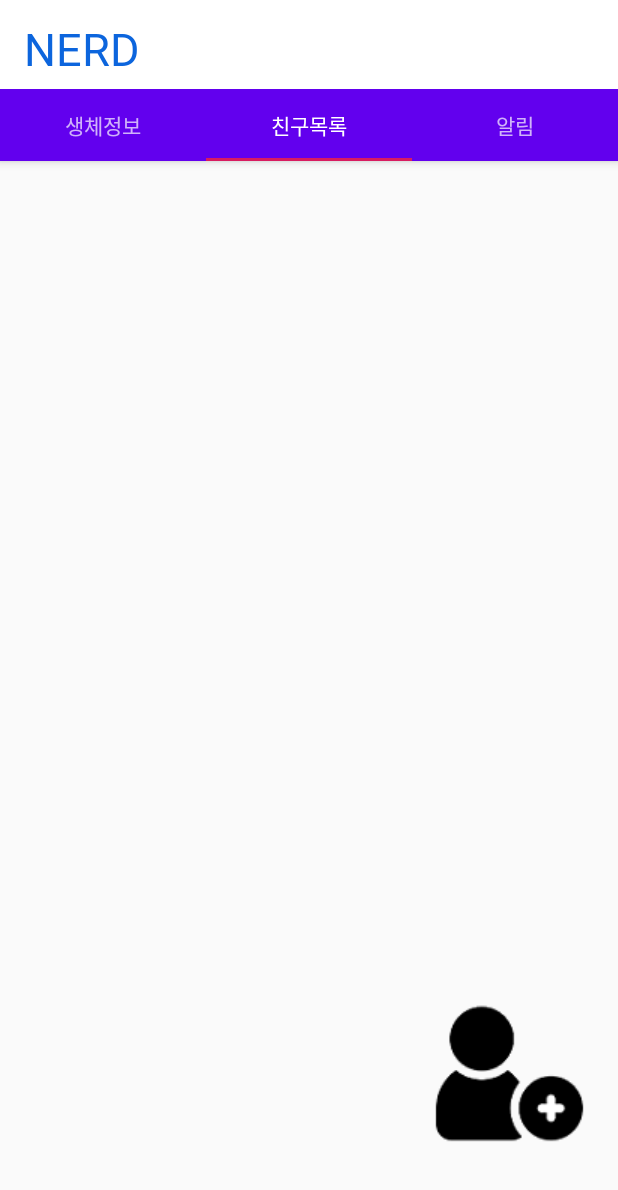
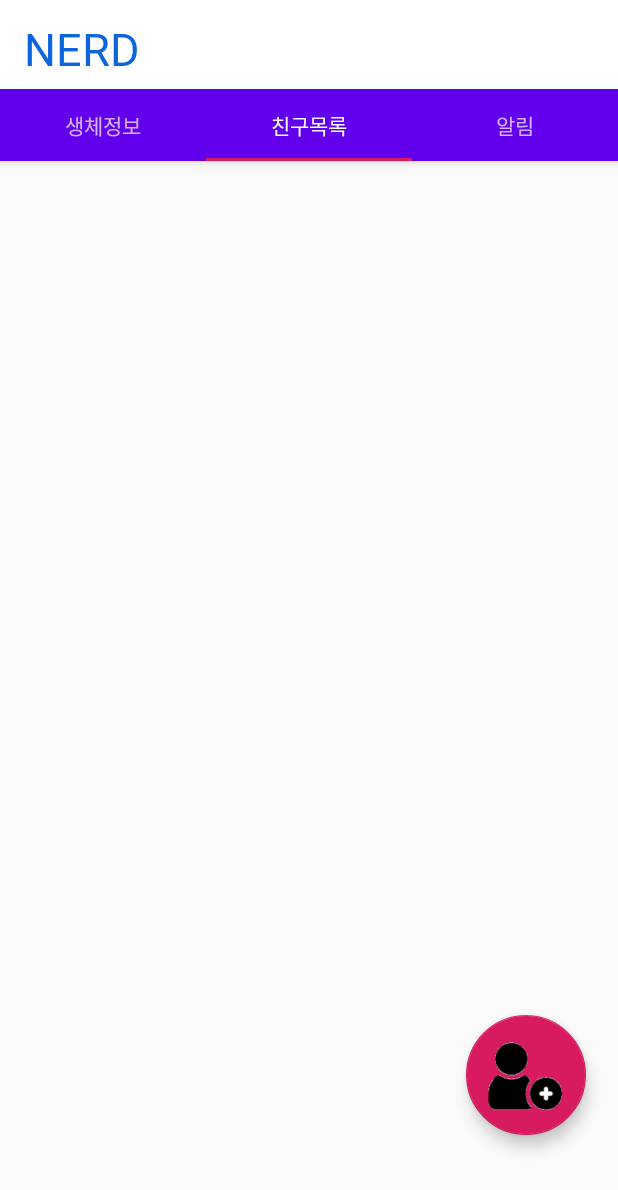
Before and after one commit to jtm0609/BodyMonitoringApp, an Android app: the body_Info screen opened directly, with no data from a screen before it, tab 2 chosen, on a phone screen of 412 x 824 dp. Shown: the top 1190 px of the screen. Run offline under Robolectric (Android 15) with nearby library versions, the phone set to English and light mode, and no system bars; our stand-ins replace Firebase (no records; nobody signed in at launch, a user with empty details on screens opened directly); Roboto replaces fonts that are not available here; 3 statements that could not run were skipped.

Commit message:
서로 친구가 된 유저 끼리만 각자 선택한 친구들의 생체정보를 볼수있게 구현

```diff
--- a/Waist_guard_Project/app/src/main/java/com/jtmcompany/waist_guard_project/Fragment/body_Info.java
+++ b/Waist_guard_Project/app/src/main/java/com/jtmcompany/waist_guard_project/Fragment/body_Info.java
@@ -1,7 +1,6 @@
 package com.jtmcompany.waist_guard_project.Fragment;
 
 import android.content.Context;
-import android.content.SharedPreferences;
 import android.os.Bundle;
 import android.util.Log;
 import android.view.LayoutInflater;
@@ -20,9 +19,9 @@ import com.google.firebase.database.DatabaseError;
 import com.google.firebase.database.DatabaseReference;
 import com.google.firebase.database.FirebaseDatabase;
 import com.google.firebase.database.ValueEventListener;
+import com.jtmcompany.waist_guard_project.Activity.sensor_info;
 import com.jtmcompany.waist_guard_project.Model.User;
 import com.jtmcompany.waist_guard_project.R;
-import com.jtmcompany.waist_guard_project.Activity.sensor_info;
 
 
 public class body_Info extends Fragment {
@@ -33,6 +32,7 @@ public class body_Info extends Fragment {
     TextView fall_text;
     ProgressBar heart_progress;
     ProgressBar temp_progress;
+
 
     public body_Info() {
 
@@ -66,10 +66,10 @@ public class body_Info extends Fragment {
         final sensor_info activity = (sensor_info) getActivity();
 
         //현재 Uid와일치하는 유저클래스의 이름 데이터읽어오기
-        String Uid= FirebaseAuth.getInstance().getUid();
+        String myUid= FirebaseAuth.getInstance().getUid();
         DatabaseReference mDatabase;
         mDatabase=FirebaseDatabase.getInstance().getReference();
-        mDatabase.child("유저").child("사용자").child(Uid).addListenerForSingleValueEvent(new ValueEventListener() {
+        mDatabase.child("유저").child("사용자").child(myUid).addListenerForSingleValueEvent(new ValueEventListener() {
             @Override
             public void onDataChange(@NonNull DataSnapshot dataSnapshot) {
                 final User user=dataSnapshot.getValue(User.class);
@@ -85,6 +85,25 @@ public class body_Info extends Fragment {
             }
         });
 
+        mDatabase.child("유저").child("사용자").child(myUid).child("sensorInfo").addValueEventListener(new ValueEventListener() {
+            @Override
+            public void onDataChange(@NonNull DataSnapshot dataSnapshot) {
+                String mvibration = (String)dataSnapshot.child("vibration").getValue();
+                String mtemp = (String) dataSnapshot.child("temp").getValue();
+                String mheart = (String) dataSnapshot.child("pulse").getValue();
+                heart_progress.setProgress(Integer.parseInt(mheart));
+                heart_text.setText(mheart);
+                temp_progress.setProgress(Integer.parseInt(mtemp));
+                temp_text.setText(mtemp);
+                fall_text.setText(mvibration);
+            }
+
+            @Override
+            public void onCancelled(@NonNull DatabaseError databaseError) {
+
+            }
+        });
+/*
         //지속적으로 UI갱신을위해 스레드실행
         new Thread(new Runnable() {
             @Override
@@ -105,14 +124,14 @@ public class body_Info extends Fragment {
                             public void run() {
                                 SharedPreferences auto = activity.getSharedPreferences("auto", activity.MODE_PRIVATE);
                                 String mfall = auto.getString("fall", null);
-                                int mtemp = auto.getInt("temp", 0);
-                                int mheart = auto.getInt("heart", 0);
+                                int mtemp = auto.getString("temp", 0);
+                                int mheart = auto.getString("heart", 0);
                                 Log.d("TAKMIN", "TEST: " + mheart);
-                                heart_progress.setProgress(mheart);
-                                heart_text.setText(Integer.toString(mheart));
-                                temp_progress.setProgress(mtemp);
-                                temp_text.setText(Integer.toString(mtemp));
-                                fall_text.setText(mfall);
+                                heart_progress.setProgress(Integer.parseInt(mheart));
+                                heart_text.setText(mheart);
+                                temp_progress.setProgress(Integer.parseInt(mtemp));
+                                temp_text.setText(mtemp);
+                                fall_text.setText(mvibration);
                             }
                         });
                     } catch (InterruptedException e) {
@@ -126,6 +145,8 @@ public class body_Info extends Fragment {
             }
         }).start();
 
+
+ */
     }
 
     @Override
--- a/Waist_guard_Project/app/src/main/java/com/jtmcompany/waist_guard_project/Fragment/friend_info.java
+++ b/Waist_guard_Project/app/src/main/java/com/jtmcompany/waist_guard_project/Fragment/friend_info.java
@@ -7,25 +7,26 @@ import android.util.Log;
 import android.view.LayoutInflater;
 import android.view.View;
 import android.view.ViewGroup;
-import android.widget.Button;
 
 import androidx.annotation.NonNull;
 import androidx.fragment.app.Fragment;
 import androidx.recyclerview.widget.LinearLayoutManager;
 import androidx.recyclerview.widget.RecyclerView;
 
+import com.google.android.material.floatingactionbutton.FloatingActionButton;
 import com.google.firebase.auth.FirebaseAuth;
 import com.google.firebase.database.DataSnapshot;
 import com.google.firebase.database.DatabaseError;
 import com.google.firebase.database.DatabaseReference;
 import com.google.firebase.database.FirebaseDatabase;
 import com.google.firebase.database.ValueEventListener;
+import com.jtmcompany.waist_guard_project.Activity.friend_sensor_info;
 import com.jtmcompany.waist_guard_project.Activity.recommend_friend_info;
 import com.jtmcompany.waist_guard_project.Model.User;
 import com.jtmcompany.waist_guard_project.R;
 import com.jtmcompany.waist_guard_project.RecrclerView.FriendAdapter;
 
-public class friend_info extends Fragment {
+public class friend_info extends Fragment implements FriendAdapter.friendRecyclerListener{
     DatabaseReference mdatabase= FirebaseDatabase.getInstance().getReference();
     String myUid= FirebaseAuth.getInstance().getUid();
 
@@ -44,11 +45,12 @@ public class friend_info extends Fragment {
         // Inflate the layout for this fragment
         ViewGroup rootView=(ViewGroup)inflater.inflate(R.layout.fragment_friend_info, container, false);
         RecyclerView recyclerView= rootView.findViewById(R.id.recycler);
-        Button Friend_Add_Bt=rootView.findViewById(R.id.friend_add_bt);
+       FloatingActionButton Friend_Add_Bt=rootView.findViewById(R.id.friend_add_bt);
 
         LinearLayoutManager layoutManager=new LinearLayoutManager(getContext(), LinearLayoutManager.VERTICAL,false);
         recyclerView.setLayoutManager(layoutManager);
         final FriendAdapter adapter= new FriendAdapter();
+        adapter.setOnclickListener(this);
 
         //DB friend의 차일드들의 리스트를 프레그먼트에 띄움
         mdatabase.child("유저").child("사용자").child(myUid).child("friend").addListenerForSingleValueEvent(new ValueEventListener() {
@@ -57,6 +59,9 @@ public class friend_info extends Fragment {
                 for(DataSnapshot data:dataSnapshot.getChildren()){
                     Log.d("taktak","test: "+ data);
                     String name=data.getKey();
+                    String uid=(String)data.getValue();
+                    Log.d("tak33","test2: "+ uid);
+                    adapter.addItemHash(name,uid);
                     adapter.addItem(new User(name));
                     //파베는 비동기로작동하기때문에 다음코드를 넣어야함
                     // 리사이클러뷰가 어댑터등록되는시점보다 파베내용을 addItem하는시점이 더늦음
@@ -82,12 +87,17 @@ public class friend_info extends Fragment {
             }
         }
         );
-
-
-
         return rootView;
     }
 
 
+    @Override
+    public void onButtonClicked(int position, String name, String uid) {
+        Log.d("tak33","test: "+position+ name+ uid);
+        Intent intent = new Intent(getActivity(), friend_sensor_info.class);
+        intent.putExtra("name",name);
+        intent.putExtra("uid",uid);
+        startActivity(intent);
 
     }
+}
--- a/Waist_guard_Project/app/src/main/java/com/jtmcompany/waist_guard_project/Fragment/notification_info.java
+++ b/Waist_guard_Project/app/src/main/java/com/jtmcompany/waist_guard_project/Fragment/notification_info.java
@@ -54,8 +54,8 @@ String Myname;
 
                 Iterable<DataSnapshot> send_Users=dataSnapshot.child(MyUid).child("receiveToRequest").getChildren();
                 for(DataSnapshot send_User: send_Users){
-                    final String send_Users_Uid=send_User.getKey();
-                    Log.d("TAAK","TEST: "+send_Users_Uid);
+                    final String send_Users_Uid=(String)send_User.getValue();
+                    Log.d("TAAK","TEST2: "+send_Users_Uid);
                     mdatabase.child("유저").child("사용자").addListenerForSingleValueEvent(new ValueEventListener() {
                         @Override
                         public void onDataChange(@NonNull DataSnapshot dataSnapshot) {
--- a/Waist_guard_Project/app/src/main/java/com/jtmcompany/waist_guard_project/Model/User.java
+++ b/Waist_guard_Project/app/src/main/java/com/jtmcompany/waist_guard_project/Model/User.java
@@ -58,7 +58,7 @@ public class User {
     public Map<String, Object> toMap() {
         Map<String,Object> users = new HashMap<>();
         //String Key=mDatabase.child("유저").push().getKey();
-        users.put(userUid,userUid);
+        users.put(Name,userUid);
 
         return users;
     }
--- a/Waist_guard_Project/app/src/main/java/com/jtmcompany/waist_guard_project/RecrclerView/FriendAdapter.java
+++ b/Waist_guard_Project/app/src/main/java/com/jtmcompany/waist_guard_project/RecrclerView/FriendAdapter.java
@@ -4,6 +4,7 @@ import android.util.Log;
 import android.view.LayoutInflater;
 import android.view.View;
 import android.view.ViewGroup;
+import android.widget.Button;
 import android.widget.TextView;
 
 import androidx.annotation.NonNull;
@@ -13,11 +14,21 @@ import com.jtmcompany.waist_guard_project.R;
 import com.jtmcompany.waist_guard_project.Model.User;
 
 import java.util.ArrayList;
+import java.util.HashMap;
+import java.util.Map;
 
 public class FriendAdapter extends RecyclerView.Adapter<FriendAdapter.ViewHolder>{
     ArrayList<User> items=new ArrayList<User>();
+    Map<String,String> friend_name_uid=new HashMap<>();
+    private friendRecyclerListener mListener;
 
+    public interface friendRecyclerListener{
+        void onButtonClicked(int position, String name, String uid);
+    }
 
+    public void setOnclickListener(friendRecyclerListener listener){
+        mListener=listener;
+    }
 
     //리사이클러뷰가 아이템을나타내기위한 타입의 새로운 리사이클러뷰의 뷰홀더를 필요로할때 호출됨
     //parent: 새로운뷰가 어댑터포지션에 바운드된후 그새로운뷰가 추가되어질 뷰그룹(리싸이클러뷰)
@@ -36,10 +47,23 @@ public class FriendAdapter extends RecyclerView.Adapter<FriendAdapter.ViewHolder
     //특정위치에 데이터를 나타내기위해 리사이클러뷰에의해 호출됨
     //holder=onCreateViewHolder에서 반환한 ViewHolder
     @Override
-    public void onBindViewHolder(@NonNull ViewHolder holder, int position) {
+    public void onBindViewHolder(@NonNull final ViewHolder holder, int position) {
         Log.d("TAK","TEST: "+"onBindViewHolder");
         User user=items.get(position);
         holder.setItem(user);
+
+        final String name=user.getName();
+        if(mListener!=null) {
+            holder.sensorInfoBt.setOnClickListener(new View.OnClickListener() {
+                @Override
+                public void onClick(View view) {
+
+                    String uid=friend_name_uid.get(name);
+                    mListener.onButtonClicked(holder.getAdapterPosition(),name,uid);
+                }
+            });
+        }
+
     }
 
     @Override
@@ -50,14 +74,18 @@ public class FriendAdapter extends RecyclerView.Adapter<FriendAdapter.ViewHolder
     public void addItem(User item){
         items.add(item);
     }
+    public void addItemHash(String name,String uid){
+        friend_name_uid.put(name,uid);
+    }
 
 
     static class ViewHolder extends RecyclerView.ViewHolder{
         TextView name_text;
-
+        Button sensorInfoBt;
         public ViewHolder(@NonNull View itemView) {
             super(itemView);
             name_text=itemView.findViewById(R.id.Item_Name);
+            sensorInfoBt=itemView.findViewById(R.id.sensorInfoBt);
             Log.d("TAK","TEST: "+"ViewHolder");
 
         }
--- a/Waist_guard_Project/app/src/main/res/layout/fragment_friend_info.xml
+++ b/Waist_guard_Project/app/src/main/res/layout/fragment_friend_info.xml
@@ -22,14 +22,17 @@
 
     </androidx.recyclerview.widget.RecyclerView>
 
-    <Button
+    <com.google.android.material.floatingactionbutton.FloatingActionButton
         android:id="@+id/friend_add_bt"
         android:layout_width="wrap_content"
         android:layout_height="wrap_content"
-        android:layout_marginEnd="10dp"
-        android:layout_marginBottom="10dp"
+        android:layout_marginEnd="20dp"
+        app:fabSize="normal"
+        android:layout_marginBottom="20dp"
         android:background="@drawable/button_press"
+        android:src="@drawable/friend_icon"
         app:layout_constraintBottom_toBottomOf="parent"
-        app:layout_constraintEnd_toEndOf="parent" />
+        app:layout_constraintEnd_toEndOf="parent"
+        app:layout_constraintRight_toRightOf="parent" />
 
 </androidx.constraintlayout.widget.ConstraintLayout>
--- a/Waist_guard_Project/app/src/main/res/layout/friend_item.xml
+++ b/Waist_guard_Project/app/src/main/res/layout/friend_item.xml
@@ -35,7 +35,8 @@
                     android:layout_width="0dp"
                     android:layout_height="wrap_content"
                     android:text="생체 보기"
-                    android:layout_weight="1"/>
+                    android:layout_weight="1"
+                    android:id="@+id/sensorInfoBt"/>
                 <Button
                     android:layout_width="0dp"
                     android:layout_height="wrap_content"
--- /dev/null
+++ b/Waist_guard_Project/app/src/main/res/values/dimensions.xml
@@ -0,0 +1,6 @@
+<?xml version="1.0" encoding="utf-8"?>
+<resources xmlns:tools="http://schemas.android.com/tools">
+    <dimen name="design_fab_size_normal" tools:override="true">80dp</dimen>
+    <dimen name="design_fab_image_size" tools:override="true">60dp</dimen>
+
+</resources>
```
Also changed, not shown: Waist_guard_Project/app/src/main/AndroidManifest.xml (+5 -7 lines), Waist_guard_Project/app/src/main/java/com/jtmcompany/waist_guard_project/Activity/friend_sensor_info.java (added, +83 -0 lines), Waist_guard_Project/app/src/main/java/com/jtmcompany/waist_guard_project/Activity/recommend_friend_info.java (+5 -2 lines), Waist_guard_Project/app/src/main/java/com/jtmcompany/waist_guard_project/Service/Foreground_Service.java (+33 -9 lines), Waist_guard_Project/app/src/main/java/com/jtmcompany/waist_guard_project/Service/MyFirebaseMessagingService.java (+16 -11 lines), Waist_guard_Project/app/src/main/res/layout/activity_friend_sensor_info.xml (added, +150 -0 lines).
